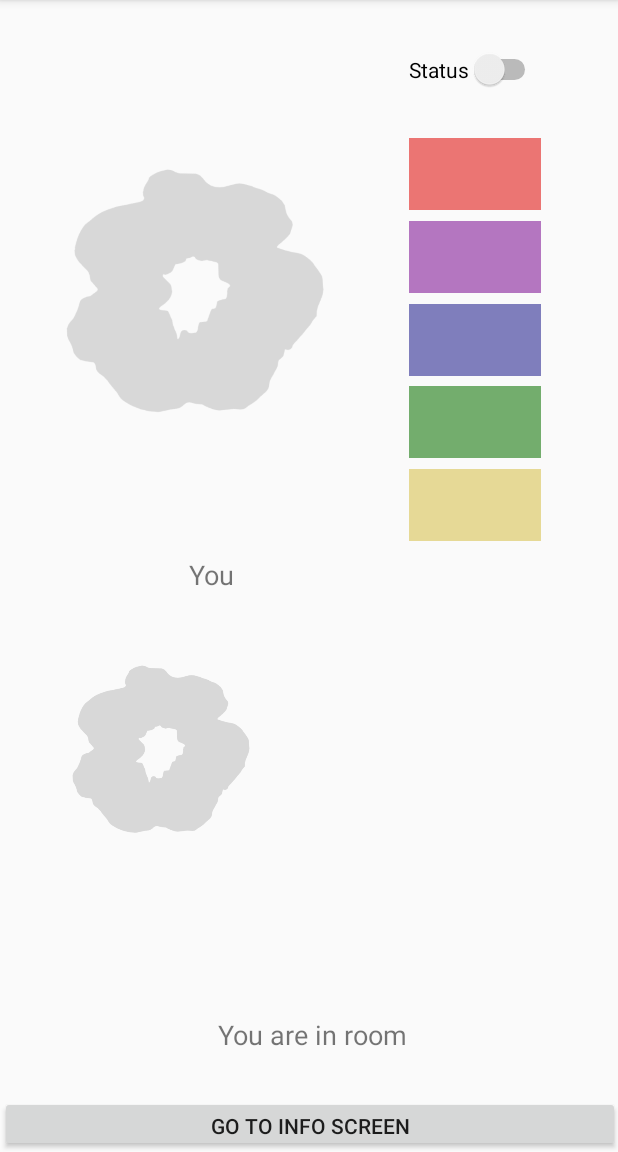
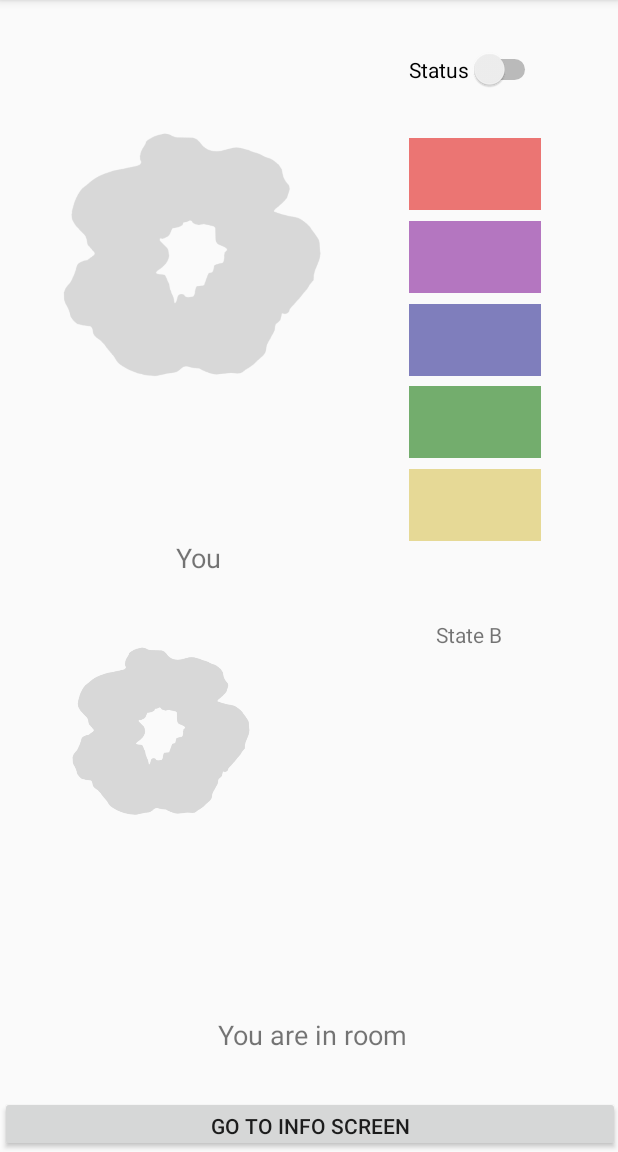
Before and after one commit to ddykiel/ScrunchTime, an Android app: the screen it shows after launch (HomeScreen), after a tap on "START APP!", on a phone screen of 412 x 824 dp, the part 84-1236 px from its top. Run offline under Robolectric (Android 15) with nearby library versions, the phone set to English and light mode, and no system bars; 1 statement that could not run was skipped.

Commit message:
Got Event Handler to work -- layouts still have bugs

```diff
--- a/app/build.gradle
+++ b/app/build.gradle
@@ -5,7 +5,7 @@
     buildToolsVersion "29.0.2"
     defaultConfig {
         applicationId "github.io.ddykiel"
-        minSdkVersion 15
+        minSdkVersion 29
         targetSdkVersion 29
         versionCode 1
         versionName "1.0"
--- a/app/src/main/java/github/io/ddykiel/HomeScreen.java
+++ b/app/src/main/java/github/io/ddykiel/HomeScreen.java
@@ -12,6 +12,7 @@
 import android.widget.TextView;
 
 import java.util.ArrayList;
+import android.os.Handler;
 
 public class HomeScreen extends AppCompatActivity {
 
@@ -55,6 +56,23 @@
         for (Button b: statusButtons){
             b.setEnabled(false);
         }
+
+        final TextView textViewHandlerTest = (TextView) findViewById(R.id.textViewHandlerTest);
+        final Handler handler = new Handler();
+        handler.post(new Runnable(){
+            boolean defaultHandlerState = true;
+            @Override
+            public void run(){
+                if (defaultHandlerState){
+                    textViewHandlerTest.setText("State A");
+                } else {
+                    textViewHandlerTest.setText("State B");
+                }
+                defaultHandlerState = !defaultHandlerState;
+                handler.postDelayed(this, 10,0000);
+            }
+        });
+
 
         switchActiveScrunchie.setOnCheckedChangeListener(new CompoundButton.OnCheckedChangeListener(){
             @Override
--- a/app/src/main/res/layout/activity_home_screen.xml
+++ b/app/src/main/res/layout/activity_home_screen.xml
@@ -100,10 +100,10 @@
         android:layout_height="278dp"
         app:layout_constraintBottom_toBottomOf="parent"
         app:layout_constraintEnd_toEndOf="parent"
-        app:layout_constraintHorizontal_bias="0.146"
+        app:layout_constraintHorizontal_bias="0.137"
         app:layout_constraintStart_toStartOf="parent"
         app:layout_constraintTop_toTopOf="parent"
-        app:layout_constraintVertical_bias="0.115"
+        app:layout_constraintVertical_bias="0.066"
         app:srcCompat="@drawable/grayscrunchie" />
 
     <TextView
@@ -114,10 +114,10 @@
         android:textSize="18sp"
         app:layout_constraintBottom_toBottomOf="parent"
         app:layout_constraintEnd_toEndOf="parent"
-        app:layout_constraintHorizontal_bias="0.33"
+        app:layout_constraintHorizontal_bias="0.307"
         app:layout_constraintStart_toStartOf="parent"
         app:layout_constraintTop_toTopOf="parent"
-        app:layout_constraintVertical_bias="0.499" />
+        app:layout_constraintVertical_bias="0.483" />
 
     <Button
         android:id="@+id/buttonInfoScreen"
@@ -148,15 +148,14 @@
         android:id="@+id/textViewRoommate1"
         android:layout_width="wrap_content"
         android:layout_height="wrap_content"
-        android:layout_marginBottom="95dp"
         android:text="Roommmate1"
         android:textSize="18sp"
-        app:layout_constraintBottom_toTopOf="@+id/buttonInfoScreen"
+        app:layout_constraintBottom_toBottomOf="parent"
         app:layout_constraintEnd_toEndOf="parent"
         app:layout_constraintHorizontal_bias="0.147"
         app:layout_constraintStart_toStartOf="parent"
         app:layout_constraintTop_toTopOf="parent"
-        app:layout_constraintVertical_bias="1.0" />
+        app:layout_constraintVertical_bias="0.824" />
 
     <TextView
         android:id="@+id/textViewRoom"
@@ -171,4 +170,16 @@
         app:layout_constraintStart_toStartOf="parent"
         app:layout_constraintTop_toTopOf="parent"
         app:layout_constraintVertical_bias="0.998" />
+
+    <TextView
+        android:id="@+id/textViewHandlerTest"
+        android:layout_width="wrap_content"
+        android:layout_height="wrap_content"
+        android:text="TextView"
+        app:layout_constraintBottom_toBottomOf="parent"
+        app:layout_constraintEnd_toEndOf="parent"
+        app:layout_constraintHorizontal_bias="0.792"
+        app:layout_constraintStart_toStartOf="parent"
+        app:layout_constraintTop_toBottomOf="@+id/buttonYellowStatus"
+        app:layout_constraintVertical_bias="0.136" />
 </androidx.constraintlayout.widget.ConstraintLayout>
--- a/app/src/main/res/layout/activity_info_screen.xml
+++ b/app/src/main/res/layout/activity_info_screen.xml
@@ -10,21 +10,20 @@
     <TextView
         android:id="@+id/textViewInformationTitle"
         android:layout_width="wrap_content"
-        android:layout_height="wrap_content"
+        android:layout_height="91dp"
+        android:layout_gravity="center"
         android:layout_weight="1"
         android:paddingLeft="20dp"
+        android:paddingTop="20dp"
         android:paddingRight="20dp"
-        android:paddingTop="20dp"
         android:paddingBottom="20dp"
         android:text="Information"
-        android:layout_gravity="center"
-        android:textSize="24sp"
-        />
+        android:textSize="24sp" />
 
     <TextView
         android:id="@+id/textViewColorCode"
         android:layout_width="wrap_content"
-        android:layout_height="317dp"
+        android:layout_height="284dp"
         android:layout_weight="1"
         android:paddingLeft="20dp"
         android:paddingTop="20dp"
@@ -48,7 +47,7 @@
     <TextView
         android:id="@+id/textViewAboutApp"
         android:layout_width="wrap_content"
-        android:layout_height="233dp"
+        android:layout_height="155dp"
         android:paddingLeft="20dp"
         android:paddingTop="20dp"
         android:paddingRight="20dp"
```
